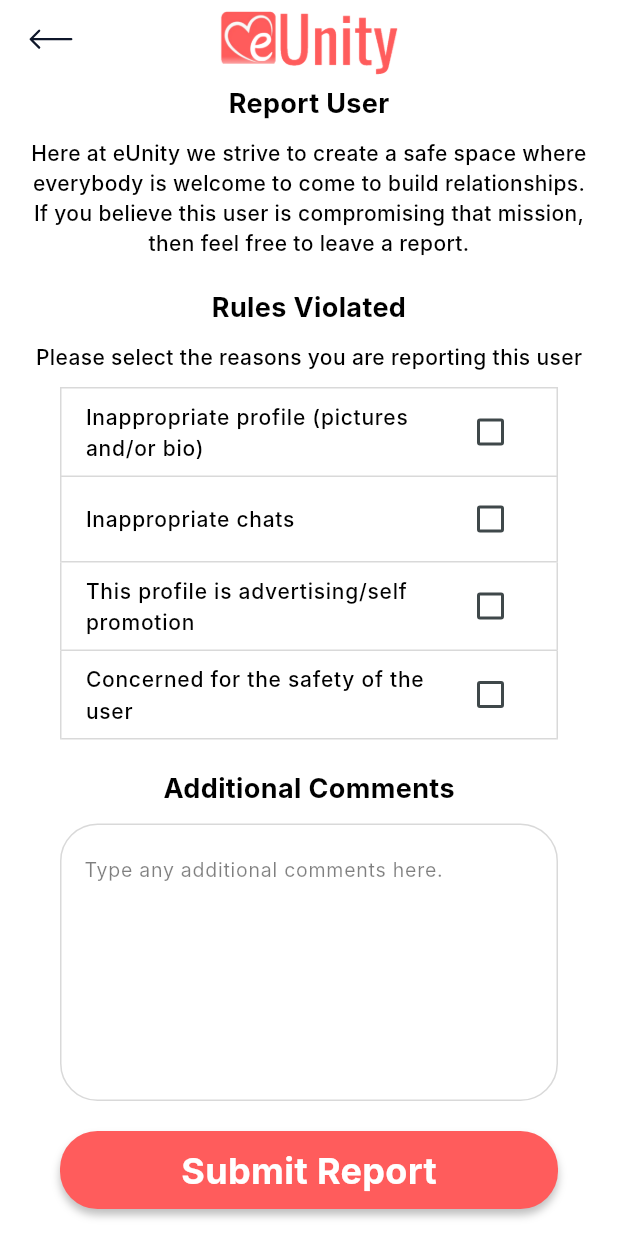
After one commit to eUnity-Development/eUnity-app, a Flutter app: the Profile screen opened directly, after a tap on "Test Report Screen", on a phone screen of 412 x 824 dp. The commit adds this screen. Run offline on Flutter 3.47's test engine with Material 3 defaults, Android fonts, the phone set to English and light mode, and no system bars; our stand-ins replace cookie_jar, curved_navigation_bar, dio, dio_cookie_manager, dotted_border, equatable and 6 more; accounts and stored records are empty; network calls fail; Roboto replaces fonts that are missing (Inter); project files that could hold a hidden picture were left out.

Commit message:
Report screen test

```diff
--- a/frontend/lib/views/Profile.dart
+++ b/frontend/lib/views/Profile.dart
@@ -1,6 +1,7 @@
 import 'package:eunity/classes/AuthHelper.dart';
 import 'package:eunity/views/EditProfile.dart';
 import 'package:eunity/views/LoginSignup.dart';
+import 'package:eunity/views/ReportScreen.dart';
 import 'package:flutter/material.dart';
 import 'package:eunity/classes/DesignVariables.dart';
 import 'package:eunity/views/FeedbackScreen.dart';
@@ -48,6 +49,15 @@ class _ProfileState extends State<Profile> {
     Navigator.push(
       context,
       MaterialPageRoute(builder: (context) => EditProfile()),
+    );
+  }
+
+  //This realistically should not be here at all when we get to the actual place. Just a nice little place to put it
+  void navigateToReportTest() async {
+    print('clicked report');
+    Navigator.push(
+      context,
+      MaterialPageRoute(builder: (context) => ReportScreen()),
     );
   }
 
@@ -117,6 +127,29 @@ class _ProfileState extends State<Profile> {
             const SizedBox(
               height: 15,
             ),
+            GestureDetector(
+              child: Container(
+                  decoration: BoxDecoration(
+                      borderRadius: BorderRadius.circular(15),
+                      border: Border.all(
+                          width: 1, color: DesignVariables.greyLines),
+                      color: DesignVariables.primaryRed),
+                  height: 51,
+                  width: 207,
+                  child: Center(
+                    child: Text(
+                      "Test Report Screen",
+                      style: TextStyle(
+                          color: Colors.white,
+                          fontSize: 16,
+                          fontWeight: FontWeight.w600),
+                    ),
+                  )),
+              onTap: navigateToReportTest,
+            ),
+            const SizedBox(
+              height: 15,
+            ),
             ElevatedButton(
                 onPressed: () => {
                       handleSignOut(),
--- /dev/null
+++ b/frontend/lib/views/ReportScreen.dart
@@ -0,0 +1,194 @@
+import 'package:eunity/classes/DesignVariables.dart';
+import 'package:eunity/widgets/TopBars/PushedScreenTopBar.dart';
+import 'package:flutter/material.dart';
+
+class ReportScreen extends StatefulWidget {
+  const ReportScreen({super.key});
+
+  @override
+  State<ReportScreen> createState() => _ReportScreenState();
+}
+
+class _ReportScreenState extends State<ReportScreen> {
+  TextEditingController reportController = TextEditingController();
+
+  List reportReasons = [
+    'Inappropriate profile (pictures and/or bio)',
+    'Inappropriate chats',
+    'This profile is advertising/self promotion',
+    'Concerned for the safety of the user'
+  ];
+  List selectMatrix = [false, false, false, false];
+
+  @override
+  Widget build(BuildContext context) {
+    const TextStyle headerStyle = TextStyle(
+        fontWeight: FontWeight.w700, fontSize: 18, color: Colors.black);
+
+    const TextStyle normalStyle = TextStyle(
+        fontWeight: FontWeight.w500, fontSize: 14, color: Colors.black);
+
+    const TextStyle hintStyle = TextStyle(
+        fontWeight: FontWeight.w400,
+        fontSize: 13,
+        color: Color.fromARGB(128, 0, 0, 0));
+
+    BoxDecoration textFieldDecorator = BoxDecoration(
+        borderRadius: BorderRadius.circular(25),
+        border: Border.all(width: 1, color: DesignVariables.greyLines));
+
+    const SizedBox largeSpacer = SizedBox(
+      height: 20,
+    );
+
+    const SizedBox smallSpacer = SizedBox(
+      height: 10,
+    );
+
+    BorderSide checkboxBorder = BorderSide(color: DesignVariables.greyLines);
+
+    Border standardBorder = Border(
+        left: checkboxBorder, right: checkboxBorder, bottom: checkboxBorder);
+
+    Border topBorder = Border(
+        top: checkboxBorder,
+        left: checkboxBorder,
+        right: checkboxBorder,
+        bottom: checkboxBorder);
+
+    Widget checkTile(int index) {
+      return Padding(
+        padding: EdgeInsets.symmetric(horizontal: 20),
+        child: Container(
+          child: CheckboxListTile(
+            value: selectMatrix[index],
+            onChanged: (bool? value) {
+              setState(() {
+                selectMatrix[index] = value;
+              });
+            },
+            title: Text(
+              reportReasons[index],
+              style: TextStyle(
+                  color: Colors.black,
+                  fontWeight: FontWeight.w500,
+                  fontSize: 14),
+            ),
+            checkColor: Colors.white,
+            activeColor: DesignVariables.primaryRed,
+          ),
+          decoration:
+              BoxDecoration(border: (index == 0) ? topBorder : standardBorder),
+        ),
+      );
+    }
+
+    return Scaffold(
+      appBar: PushedScreenTopBar(),
+      body: SingleChildScrollView(
+        child: Padding(
+          padding: const EdgeInsets.symmetric(horizontal: 20),
+          child: Align(
+            alignment: Alignment.topCenter,
+            child: Column(
+              mainAxisAlignment: MainAxisAlignment.start,
+              children: [
+                Text(
+                  "Report User",
+                  style: headerStyle,
+                ),
+                smallSpacer,
+                Text(
+                  "Here at eUnity we strive to create a safe space where everybody is welcome to come to build relationships. If you believe this user is compromising that mission, then feel free to leave a report.",
+                  style: normalStyle,
+                  textAlign: TextAlign.center,
+                ),
+                largeSpacer,
+                Text(
+                  "Rules Violated",
+                  style: headerStyle,
+                  textAlign: TextAlign.center,
+                ),
+                smallSpacer,
+                Text(
+                  "Please select the reasons you are reporting this user",
+                  style: normalStyle,
+                ),
+                smallSpacer,
+                checkTile(0),
+                checkTile(1),
+                checkTile(2),
+                checkTile(3),
+                largeSpacer,
+                Text(
+                  "Additional Comments",
+                  style: headerStyle,
+                ),
+                smallSpacer,
+                Padding(
+                  padding: EdgeInsets.symmetric(horizontal: 20),
+                  child: Container(
+                    padding: EdgeInsets.symmetric(horizontal: 15, vertical: 5),
+                    decoration: textFieldDecorator,
+                    height: 185,
+                    width: double.infinity,
+                    child: TextField(
+                      controller: reportController,
+                      maxLines: null,
+                      keyboardType: TextInputType.multiline,
+                      decoration: InputDecoration(
+                        hintText: "Type any additional comments here.",
+                        hintStyle: hintStyle,
+                        hintMaxLines: 100,
+                        border: InputBorder.none,
+                      ),
+                    ),
+                  ),
+                ),
+                largeSpacer,
+                Padding(
+                  padding: EdgeInsets.symmetric(horizontal: 20),
+                  child: GestureDetector(
+                    child: Container(
+                      width: double.infinity,
+                      height: 52,
+                      decoration: BoxDecoration(
+                          color: DesignVariables.primaryRed,
+                          borderRadius: BorderRadius.circular(25),
+                          boxShadow: [
+                            BoxShadow(
+                                color: const Color.fromARGB(64, 0, 0, 0),
+                                offset: Offset(0, 4),
+                                blurRadius: 4,
+                                spreadRadius: 0)
+                          ]),
+                      child: Center(
+                        child: Text(
+                          "Submit Report",
+                          style: TextStyle(
+                              color: Colors.white,
+                              fontWeight: FontWeight.w700,
+                              fontSize: 24),
+                        ),
+                      ),
+                    ),
+                    onTap: () {
+                      print("Report Text");
+                      print(reportController.text);
+                    },
+                  ),
+                )
+              ],
+            ),
+          ),
+        ),
+      ),
+    );
+  }
+
+  @override
+  void dispose() {
+    reportController.dispose();
+    super.dispose();
+  }
+}
```
